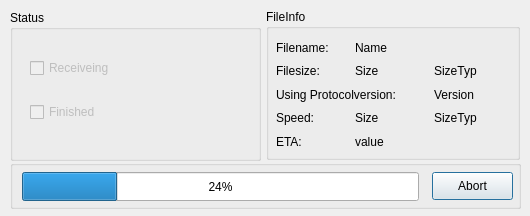
vituperative/i2pchat, file src/gui/form_fileReceive.ui: the form before one commit.
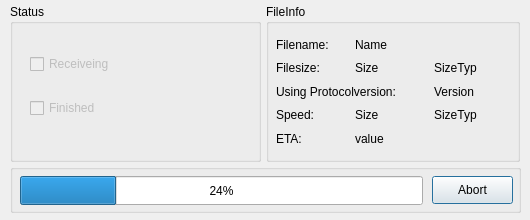
The form after the commit. Icons and pictures are not drawn.

Commit message: Refinements to file send/receive dialogs

```diff
--- a/src/gui/form_fileReceive.ui
+++ b/src/gui/form_fileReceive.ui
@@ -7,19 +7,19 @@
     <x>0</x>
     <y>0</y>
     <width>530</width>
-    <height>216</height>
+    <height>220</height>
    </rect>
   </property>
   <property name="minimumSize">
    <size>
     <width>530</width>
-    <height>216</height>
+    <height>220</height>
    </size>
   </property>
   <property name="maximumSize">
    <size>
     <width>530</width>
-    <height>216</height>
+    <height>220</height>
    </size>
   </property>
   <property name="sizeIncrement">
@@ -42,9 +42,9 @@
    <property name="geometry">
     <rect>
      <x>10</x>
-     <y>10</y>
+     <y>4</y>
      <width>251</width>
-     <height>151</height>
+     <height>158</height>
     </rect>
    </property>
    <property name="title">
@@ -54,7 +54,7 @@
     <property name="geometry">
      <rect>
       <x>20</x>
-      <y>30</y>
+      <y>32</y>
       <width>145</width>
       <height>100</height>
      </rect>
@@ -87,9 +87,9 @@
    <property name="geometry">
     <rect>
      <x>266</x>
-     <y>9</y>
+     <y>4</y>
      <width>254</width>
-     <height>151</height>
+     <height>158</height>
     </rect>
    </property>
    <property name="title">
@@ -99,7 +99,7 @@
     <property name="geometry">
      <rect>
       <x>10</x>
-      <y>30</y>
+      <y>32</y>
       <width>231</width>
       <height>111</height>
      </rect>
@@ -196,7 +196,7 @@
    <property name="geometry">
     <rect>
      <x>10</x>
-     <y>160</y>
+     <y>164</y>
      <width>511</width>
      <height>49</height>
     </rect>
@@ -207,9 +207,9 @@
    <widget class="QProgressBar" name="progressBar">
     <property name="geometry">
      <rect>
-      <x>12</x>
+      <x>10</x>
       <y>12</y>
-      <width>397</width>
+      <width>403</width>
       <height>29</height>
      </rect>
     </property>
```
Left out of the diff: 19 changed lines with no effect on the pictures. The commit also changes 1 other file.
